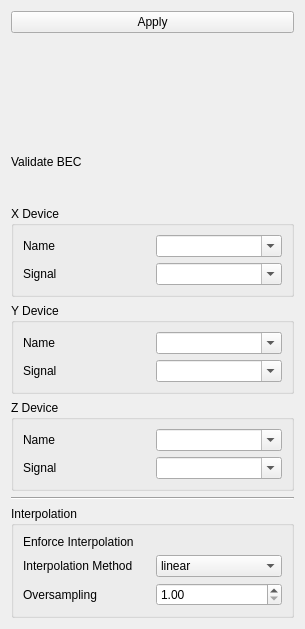
The window that bec_widgets/widgets/plots/heatmap/settings/heatmap_settings_vertical.ui (bec-project/bec_widgets) describes before a commit, drawn with Qt 5.
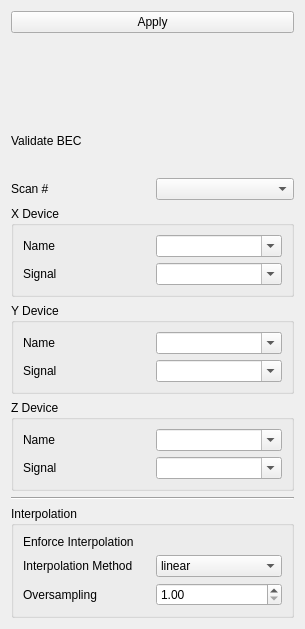
The same window after the commit. Custom widgets are drawn as their Qt base class.

Commit message: feat(heatmap): scan history plotting via browser popup and settings scan selection

```diff
--- a/bec_widgets/widgets/plots/heatmap/settings/heatmap_settings_vertical.ui
+++ b/bec_widgets/widgets/plots/heatmap/settings/heatmap_settings_vertical.ui
@@ -48,6 +48,24 @@
      </item>
     </layout>
    </item>
+   <item>
+    <layout class="QHBoxLayout" name="horizontalLayout_scan">
+     <item>
+      <widget class="QLabel" name="label_scan_index">
+       <property name="text">
+        <string>Scan #</string>
+       </property>
+      </widget>
+     </item>
+     <item>
+      <widget class="ScanIndexComboBox" name="scan_index">
+       <property name="toolTip">
+        <string>Plot the selected scan from history, or 'live' for live acquisition.</string>
+       </property>
+      </widget>
+     </item>
+    </layout>
+   </item>
    <item>
     <widget class="QGroupBox" name="groupBox">
      <property name="title">
@@ -262,6 +280,11 @@
    <extends>QWidget</extends>
    <header>bec_color_map_widget</header>
   </customwidget>
+  <customwidget>
+   <class>ScanIndexComboBox</class>
+   <extends>QComboBox</extends>
+   <header>scan_index_combo_box</header>
+  </customwidget>
  </customwidgets>
  <tabstops>
   <tabstop>device_x</tabstop>
```
The commit also changes 4 other files.
